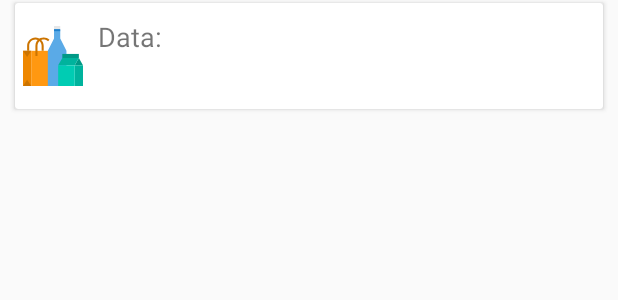
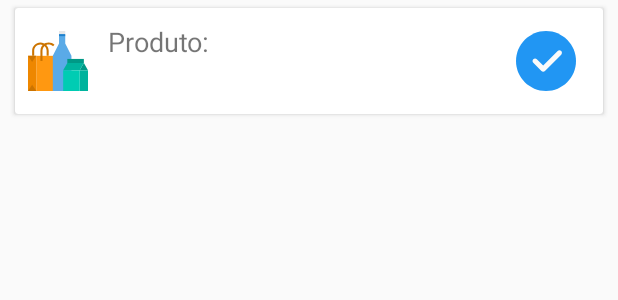
Before and after one commit to gabrielgageiro/observatorio-mirim, an Android app: the layout list_item_produto.xml on its own in the app's theme, with its tools: preview values and no code run, on a phone screen of 412 x 824 dp. Shown: the top 300 px of the screen. Run offline under Robolectric (Android 15) with nearby library versions, the phone set to English and light mode, and no system bars.

Commit message:
,=adicionado checked na view e a flag no dto

```diff
--- a/app/src/main/java/com/observatorioMirim/api/models/produto/ProdutoDto.java
+++ b/app/src/main/java/com/observatorioMirim/api/models/produto/ProdutoDto.java
@@ -13,6 +13,7 @@ public class ProdutoDto implements Serializable {
     private BigDecimal quantidade;
     private String unidade;
     private String observacao;
+    private boolean entrada = false;
 
     public ProdutoDto() {
     }
@@ -72,4 +73,12 @@ public class ProdutoDto implements Serializable {
     public void setObservacao(String observacao) {
         this.observacao = observacao;
     }
+
+    public boolean isEntrada() {
+        return entrada;
+    }
+
+    public void setEntrada(boolean entrada) {
+        this.entrada = entrada;
+    }
 }
--- /dev/null
+++ b/app/src/main/res/drawable/ic_check.xml
@@ -0,0 +1,12 @@
+<vector xmlns:android="http://schemas.android.com/apk/res/android"
+    android:width="512dp"
+    android:height="512dp"
+    android:viewportWidth="512"
+    android:viewportHeight="512">
+  <path
+      android:pathData="m256,0c-141.164,0 -256,114.836 -256,256s114.836,256 256,256 256,-114.836 256,-256 -114.836,-256 -256,-256zM256,0"
+      android:fillColor="#2196f3"/>
+  <path
+      android:pathData="m385.75,201.75 l-138.668,138.664c-4.16,4.16 -9.621,6.254 -15.082,6.254s-10.922,-2.094 -15.082,-6.254l-69.332,-69.332c-8.344,-8.34 -8.344,-21.824 0,-30.164 8.34,-8.344 21.82,-8.344 30.164,0l54.25,54.25 123.586,-123.582c8.34,-8.344 21.82,-8.344 30.164,0 8.34,8.34 8.34,21.82 0,30.164zM385.75,201.75"
+      android:fillColor="#fafafa"/>
+</vector>
--- a/app/src/main/res/layout/list_item_produto.xml
+++ b/app/src/main/res/layout/list_item_produto.xml
@@ -1,84 +1,61 @@
 <?xml version="1.0" encoding="utf-8"?>
-<LinearLayout
-    xmlns:android="http://schemas.android.com/apk/res/android"
-    android:orientation="vertical"
+<LinearLayout xmlns:android="http://schemas.android.com/apk/res/android"
     android:layout_width="match_parent"
     android:layout_height="match_parent"
     android:clipToPadding="false"
-    android:paddingBottom="@dimen/cardview_default_elevation"
-    android:paddingTop="@dimen/cardview_default_elevation"
-    >
+    android:orientation="vertical"
+    android:paddingTop="5dp"
+    android:paddingBottom="@dimen/cardview_default_elevation">
 
     <androidx.cardview.widget.CardView
         android:layout_width="match_parent"
         android:layout_height="wrap_content"
-        android:layout_marginRight="10dp"
         android:layout_marginLeft="10dp"
-        >
+        android:layout_marginRight="10dp">
 
         <LinearLayout
             android:layout_width="match_parent"
-            android:layout_height="match_parent"
-            android:orientation="horizontal"
+            android:layout_height="wrap_content"
             android:layout_marginLeft="5dp"
             android:layout_marginTop="10dp"
             android:layout_marginBottom="10dp"
-            >
+            android:orientation="horizontal"
+            android:weightSum="8">
 
             <ImageView
-                android:layout_width="40dp"
+                android:layout_width="0dp"
                 android:layout_height="40dp"
                 android:layout_marginTop="5dp"
                 android:layout_marginBottom="5dp"
-                android:src="@drawable/ic_product"
-                />
+                android:layout_weight="1"
+                android:src="@drawable/ic_product" />
 
+            <TextView
+                android:layout_width="0dp"
+                android:layout_height="wrap_content"
+                android:layout_marginStart="10dp"
+                android:layout_weight="1.7"
+                android:text="@string/produto_dois_pontos"
+                android:textSize="18sp" />
 
-            <LinearLayout
-                android:layout_width="wrap_content"
+            <TextView
+                android:id="@+id/nome_produto"
+                android:layout_width="0dp"
                 android:layout_height="wrap_content"
-                android:orientation="vertical"
-                >
+                android:layout_weight="4"
+                android:textSize="18sp" />
 
-                <LinearLayout
-                    android:layout_width="wrap_content"
-                    android:layout_height="wrap_content"
-                    android:orientation="horizontal"
-                    >
-
-                    <TextView
-                        android:layout_width="wrap_content"
-                        android:layout_height="wrap_content"
-                        android:layout_marginLeft="10dp"
-                        android:textSize="18sp"
-                        android:text="Data: "
-                        />
-
-                    <TextView
-                        android:layout_width="wrap_content"
-                        android:layout_height="wrap_content"
-                        android:textSize="18sp"
-                        android:id="@+id/nome_produto"
-                        />
-
-                </LinearLayout>
-
-
-               <!-- <TextView
-                    android:layout_width="wrap_content"
-                    android:layout_height="wrap_content"
-                    android:layout_marginLeft="10dp"
-                    android:textSize="20sp"
-                    android:gravity="center"
-                    android:text="Toque para iniciar"
-                    />-->
-
-            </LinearLayout>
-
+            <ImageView
+                android:id="@+id/checkbox"
+                android:layout_width="0dp"
+                android:layout_height="40dp"
+                android:layout_marginTop="5dp"
+                android:layout_marginBottom="5dp"
+                android:layout_weight="1"
+                android:src="@drawable/ic_check" />
 
 
         </LinearLayout>
-
 
 
     </androidx.cardview.widget.CardView>
--- a/app/src/main/res/values/strings.xml
+++ b/app/src/main/res/values/strings.xml
@@ -14,4 +14,5 @@
     <string name="unidade">Unidade</string>
     <string name="observacao">Observação</string>
     <string name="dar_entrada">Dar Entrada</string>
+    <string name="produto_dois_pontos">Produto: </string>
 </resources>
```
